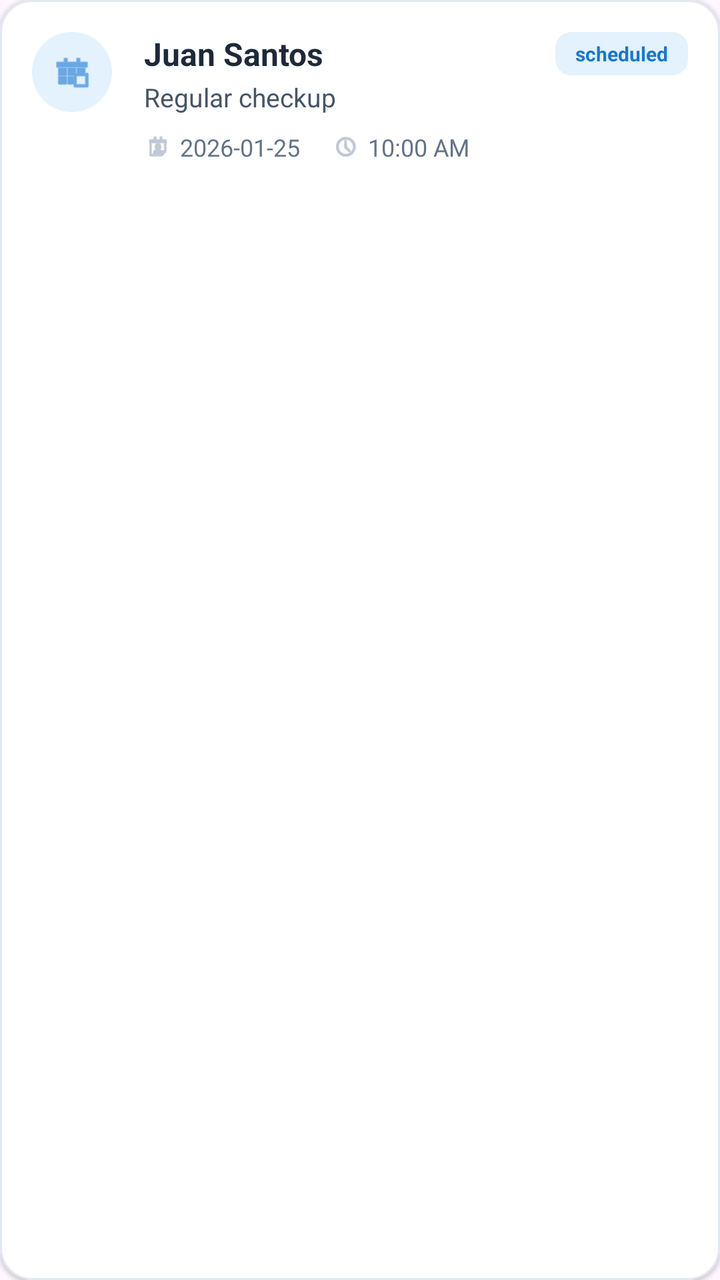
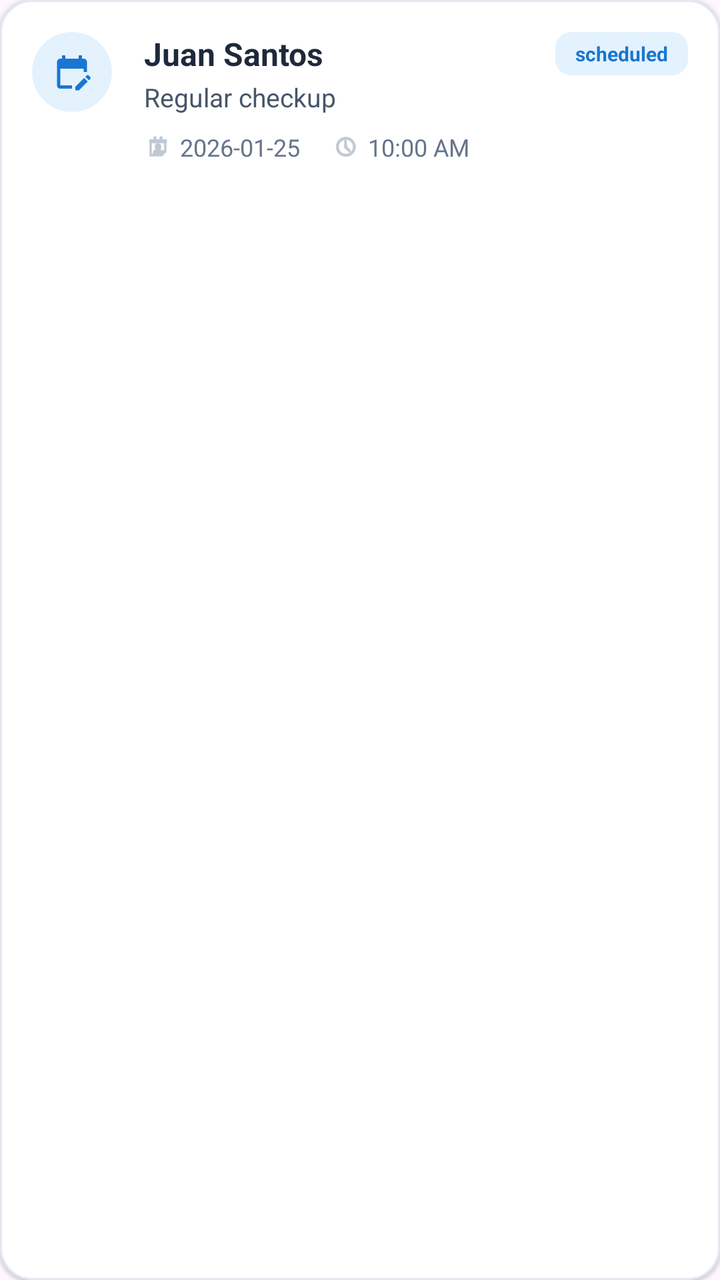

Screens rendered from an Android XML layout before and after an edit, with the pre-edit source and the edit as a unified diff.
<!-- AndroidManifest.xml: application theme Theme.Mobicare -->
<!-- res/layout/item_patient_consultation_card.xml -->
<?xml version="1.0" encoding="utf-8"?>
<com.google.android.material.card.MaterialCardView xmlns:android="http://schemas.android.com/apk/res/android"
    xmlns:app="http://schemas.android.com/apk/res-auto"
    android:layout_width="match_parent"
    android:layout_height="wrap_content"
    android:layout_marginBottom="12dp"
    app:cardBackgroundColor="@android:color/white"
    app:cardCornerRadius="16dp"
    app:cardElevation="1dp"
    app:strokeColor="#E2E8F0"
    app:strokeWidth="1dp">

    <androidx.constraintlayout.widget.ConstraintLayout
        android:layout_width="match_parent"
        android:layout_height="wrap_content"
        android:padding="16dp">

        <ImageView
            android:id="@+id/ivIcon"
            android:layout_width="40dp"
            android:layout_height="40dp"
            android:background="@drawable/circle_light_blue"
            android:padding="10dp"
            android:src="@android:drawable/ic_menu_today"
            app:layout_constraintStart_toStartOf="parent"
            app:layout_constraintTop_toTopOf="parent"
            app:tint="#1976D2" />

        <TextView
            android:id="@+id/tvPatientName"
            android:layout_width="0dp"
            android:layout_height="wrap_content"
            android:layout_marginStart="16dp"
            android:text="Juan Santos"
            android:textColor="#1E293B"
            android:textSize="16sp"
            android:textStyle="bold"
            app:layout_constraintEnd_toStartOf="@+id/tvStatusBadge"
            app:layout_constraintStart_toEndOf="@+id/ivIcon"
            app:layout_constraintTop_toTopOf="@+id/ivIcon" />

        <TextView
            android:id="@+id/tvStatusBadge"
            android:layout_width="wrap_content"
            android:layout_height="wrap_content"
            android:background="@drawable/badge_blue_light"
            android:paddingHorizontal="10dp"
            android:paddingVertical="4dp"
            android:text="scheduled"
            android:textColor="#1976D2"
            android:textSize="10sp"
            android:textStyle="bold"
            app:layout_constraintEnd_toEndOf="parent"
            app:layout_constraintTop_toTopOf="parent" />

        <TextView
            android:id="@+id/tvReason"
            android:layout_width="0dp"
            android:layout_height="wrap_content"
            android:layout_marginTop="2dp"
            android:text="Regular checkup"
            android:textColor="#475569"
            android:textSize="13sp"
            app:layout_constraintEnd_toEndOf="parent"
            app:layout_constraintStart_toStartOf="@+id/tvPatientName"
            app:layout_constraintTop_toBottomOf="@+id/tvPatientName" />

        <LinearLayout
            android:layout_width="0dp"
            android:layout_height="wrap_content"
            android:layout_marginTop="8dp"
            android:gravity="center_vertical"
            android:orientation="horizontal"
            app:layout_constraintEnd_toEndOf="parent"
            app:layout_constraintStart_toStartOf="@+id/tvPatientName"
            app:layout_constraintTop_toBottomOf="@+id/tvReason">

            <ImageView
                android:layout_width="14dp"
                android:layout_height="14dp"
                android:src="@android:drawable/ic_menu_my_calendar"
                app:tint="#94A3B8" />

            <TextView
                android:id="@+id/tvDate"
                android:layout_width="wrap_content"
                android:layout_height="wrap_content"
                android:layout_marginStart="4dp"
                android:text="2026-01-25"
                android:textColor="#64748B"
                android:textSize="12sp" />

            <ImageView
                android:id="@+id/ivSecondaryIcon"
                android:layout_width="14dp"
                android:layout_height="14dp"
                android:layout_marginStart="16dp"
                android:src="@android:drawable/ic_menu_recent_history"
                app:tint="#94A3B8" />

            <TextView
                android:id="@+id/tvSecondaryText"
                android:layout_width="wrap_content"
                android:layout_height="wrap_content"
                android:layout_marginStart="4dp"
                android:text="10:00 AM"
                android:textColor="#64748B"
                android:textSize="12sp" />
        </LinearLayout>
    </androidx.constraintlayout.widget.ConstraintLayout>
</com.google.android.material.card.MaterialCardView>
<!-- resources referenced by this layout -->
<resources>
  <!-- drawable badge_blue_light (drawable) -->
  <?xml version="1.0" encoding="utf-8"?>
  <shape xmlns:android="http://schemas.android.com/apk/res/android">
      <solid android:color="#E3F2FD"/> <corners android:radius="8dp"/>  </shape>
  <!-- drawable circle_light_blue (drawable) -->
  <?xml version="1.0" encoding="utf-8"?>
  <shape xmlns:android="http://schemas.android.com/apk/res/android"
      android:shape="oval">
      <solid android:color="#E3F2FD" />
  </shape>
  <style name="Theme.Mobicare" parent="Base.Theme.Mobicare" />
  <style name="Base.Theme.Mobicare" parent="Theme.Material3.DayNight.NoActionBar">
          <item name="android:fontFamily">sans-serif</item>
          <item name="fontFamily">sans-serif</item>
          <item name="colorPrimary">@color/healing_green</item>
          <item name="colorOnPrimary">@color/pure_white</item>
          <item name="colorPrimaryContainer">@color/healing_green</item>
          <item name="colorOnPrimaryContainer">@color/pure_white</item>
          <item name="android:statusBarColor">#155A91</item>
      </style>
  <color name="healing_green">#388E3C</color>
  <color name="pure_white">#FFFFFF</color>
</resources>

<!-- the commit's change to res/layout/item_patient_consultation_card.xml (unified diff, before → after) -->
@@ -3,7 +3,7 @@
     xmlns:app="http://schemas.android.com/apk/res-auto"
     android:layout_width="match_parent"
     android:layout_height="wrap_content"
-    android:layout_marginBottom="12dp"
+    android:layout_marginBottom="24dp"
     app:cardBackgroundColor="@android:color/white"
     app:cardCornerRadius="16dp"
     app:cardElevation="1dp"
@@ -21,7 +21,7 @@
             android:layout_height="40dp"
             android:background="@drawable/circle_light_blue"
             android:padding="10dp"
-            android:src="@android:drawable/ic_menu_today"
+            android:src="@drawable/ic_consultation"
             app:layout_constraintStart_toStartOf="parent"
             app:layout_constraintTop_toTopOf="parent"
             app:tint="#1976D2" />
<!-- resource entries referenced after the edit -->
@@ -10,6 +10,12 @@
       android:shape="oval">
       <solid android:color="#E3F2FD" />
   </shape>
+  <!-- drawable ic_consultation (drawable) -->
+  <vector xmlns:android="http://schemas.android.com/apk/res/android" android:height="24dp" android:tint="#000000" android:viewportHeight="24" android:viewportWidth="24" android:width="24dp">
+        
+      <path android:fillColor="@android:color/white" android:pathData="M12,22H5c-1.11,0 -2,-0.9 -2,-2L3.01,6c0,-1.1 0.88,-2 1.99,-2h1V2h2v2h8V2h2v2h1c1.1,0 2,0.9 2,2v6h-2v-2H5v10h7V22zM22.13,16.99l0.71,-0.71c0.39,-0.39 0.39,-1.02 0,-1.41l-0.71,-0.71c-0.39,-0.39 -1.02,-0.39 -1.41,0l-0.71,0.71L22.13,16.99zM21.42,17.7l-5.3,5.3H14v-2.12l5.3,-5.3L21.42,17.7z"/>
+      
+  </vector>
   <style name="Theme.Mobicare" parent="Base.Theme.Mobicare" />
   <style name="Base.Theme.Mobicare" parent="Theme.Material3.DayNight.NoActionBar">
           <item name="android:fontFamily">sans-serif</item>
